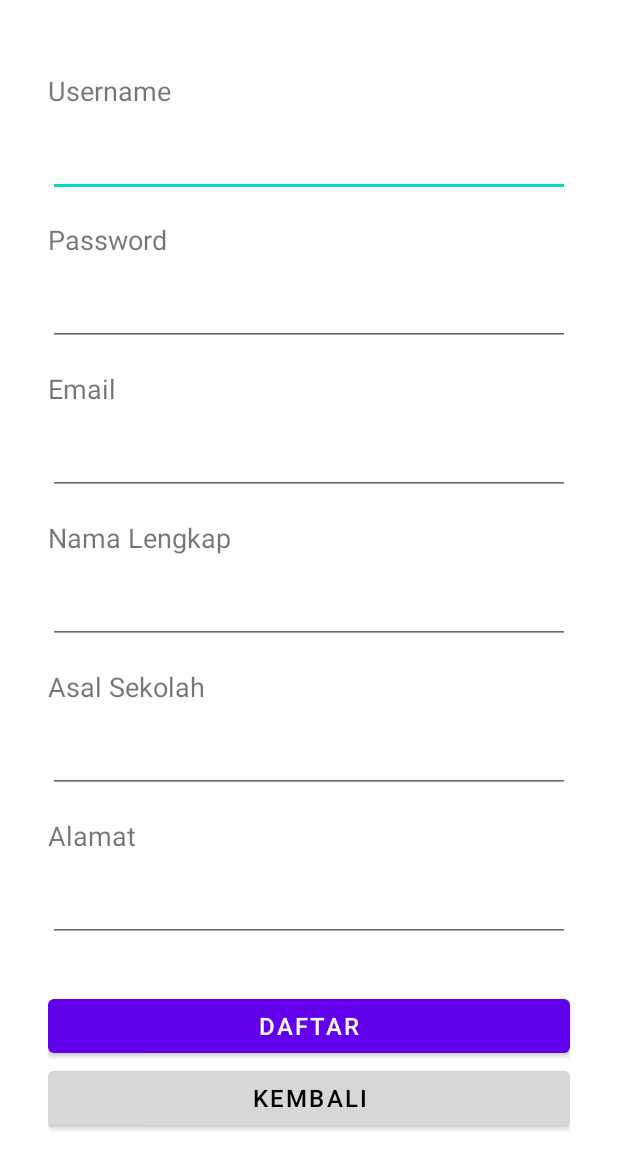
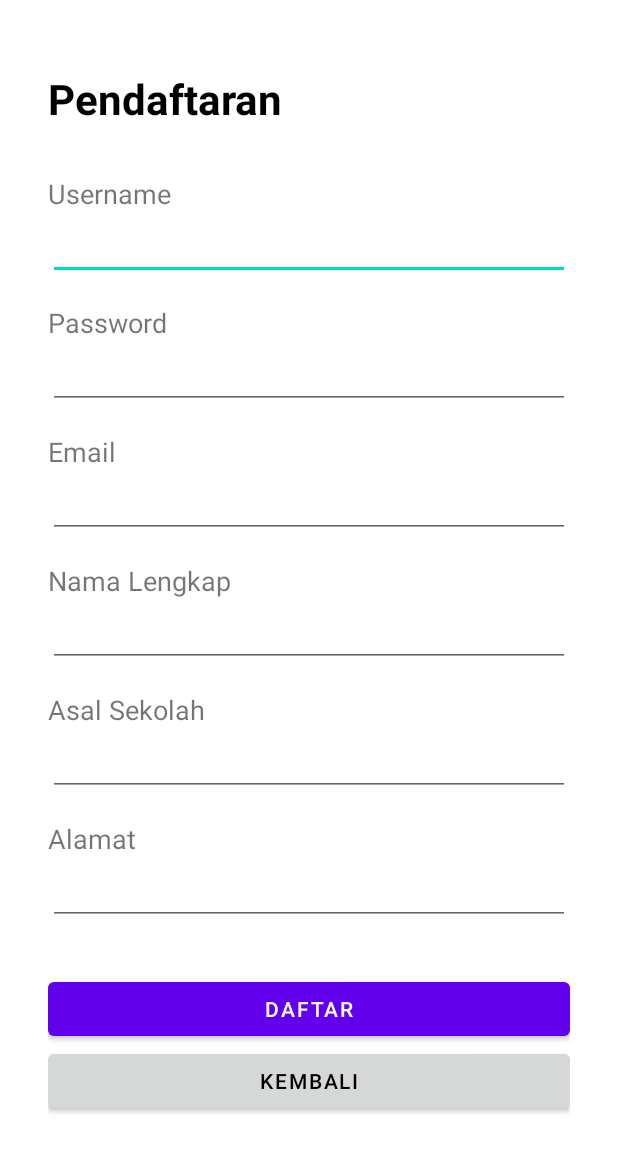
Before and after one commit to sglkc/catatanku, an Android app: the RegisterActivity screen opened directly, with no data from a screen before it, on a phone screen of 412 x 824 dp. Shown: the top 1169 px of the screen. Run offline under Robolectric (Android 15) with nearby library versions, the phone set to English and light mode, and no system bars; network calls fail.

```diff
--- a/app/src/main/res/layout/activity_register.xml
+++ b/app/src/main/res/layout/activity_register.xml
@@ -14,8 +14,19 @@
         <LinearLayout
             android:layout_width="match_parent"
             android:layout_height="wrap_content"
+            android:layout_gravity="center_vertical"
             android:padding="32sp"
             android:orientation="vertical">
+
+            <TextView
+                android:id="@+id/textView"
+                android:layout_width="match_parent"
+                android:layout_height="wrap_content"
+                android:layout_marginBottom="16sp"
+                android:text="@string/register_form"
+                android:textSize="28sp"
+                android:textStyle="bold"
+                android:textColor="@color/black" />
 
             <TextView
                 android:id="@+id/textView1"
@@ -29,11 +40,10 @@
                 android:id="@+id/usernameInput"
                 android:layout_width="match_parent"
                 android:layout_height="wrap_content"
-                android:layout_marginTop="16sp"
                 android:ems="10"
                 android:inputType="text"
                 android:singleLine="true"
-                android:textSize="16sp" />
+                android:textSize="18sp" />
 
             <TextView
                 android:id="@+id/textView2"
@@ -47,11 +57,10 @@
                 android:id="@+id/passwordInput"
                 android:layout_width="match_parent"
                 android:layout_height="wrap_content"
-                android:layout_marginTop="16sp"
                 android:ems="10"
                 android:inputType="textPassword"
                 android:singleLine="true"
-                android:textSize="16sp" />
+                android:textSize="18sp" />
 
             <TextView
                 android:id="@+id/textView3"
@@ -65,11 +74,10 @@
                 android:id="@+id/emailInput"
                 android:layout_width="match_parent"
                 android:layout_height="wrap_content"
-                android:layout_marginTop="16sp"
                 android:ems="10"
                 android:inputType="textEmailAddress"
                 android:singleLine="true"
-                android:textSize="16sp" />
+                android:textSize="18sp" />
 
             <TextView
                 android:id="@+id/textView4"
@@ -83,11 +91,10 @@
                 android:id="@+id/nameInput"
                 android:layout_width="match_parent"
                 android:layout_height="wrap_content"
-                android:layout_marginTop="16sp"
                 android:ems="10"
                 android:inputType="text"
                 android:singleLine="true"
-                android:textSize="16sp" />
+                android:textSize="18sp" />
 
             <TextView
                 android:id="@+id/textView5"
@@ -101,11 +108,10 @@
                 android:id="@+id/schoolInput"
                 android:layout_width="match_parent"
                 android:layout_height="wrap_content"
-                android:layout_marginTop="16sp"
                 android:ems="10"
                 android:inputType="text"
                 android:singleLine="true"
-                android:textSize="16sp" />
+                android:textSize="18sp" />
 
             <TextView
                 android:id="@+id/textView6"
@@ -119,19 +125,17 @@
                 android:id="@+id/addressInput"
                 android:layout_width="match_parent"
                 android:layout_height="wrap_content"
-                android:layout_marginTop="16sp"
                 android:ems="10"
                 android:inputType="text"
                 android:singleLine="true"
-                android:textSize="16sp" />
+                android:textSize="18sp" />
 
             <Button
                 android:id="@+id/registerButton"
                 android:layout_width="match_parent"
                 android:layout_height="wrap_content"
                 android:layout_marginTop="32sp"
-                android:text="@string/register_button"
-                android:textSize="16sp" />
+                android:text="@string/register_button" />
 
             <Button
                 android:id="@+id/backButton"
@@ -140,8 +144,7 @@
                 android:layout_marginBottom="32sp"
                 android:backgroundTint="?attr/colorButtonNormal"
                 android:text="@string/back_button"
-                android:textColor="?attr/colorPrimaryDark"
-                android:textSize="16sp" />
+                android:textColor="?attr/colorPrimaryDark" />
         </LinearLayout>
     </ScrollView>
 
--- a/app/src/main/res/values/strings.xml
+++ b/app/src/main/res/values/strings.xml
@@ -12,4 +12,6 @@
     <string name="name">Nama Lengkap</string>
     <string name="school">Asal Sekolah</string>
     <string name="address">Alamat</string>
+    <string name="logout">Keluar</string>
+    <string name="register_form">Pendaftaran</string>
 </resources>
--- a/gradle.properties
+++ b/gradle.properties
@@ -14,3 +14,4 @@
 android.nonTransitiveRClass=true
 android.useAndroidX=true
 org.gradle.jvmargs=-Xmx1024M -Dkotlin.daemon.jvm.options\="-Xmx1024M" -Dfile.encoding\=UTF-8
+android.nonFinalResIds=false
```
Also changed, not shown: app/src/main/java/id/my/sglkc/catatanku/Account.java (+40 -18 lines), app/src/main/java/id/my/sglkc/catatanku/LoginActivity.java (+9 -5 lines), app/src/main/java/id/my/sglkc/catatanku/MainActivity.java (+27 -26 lines), app/src/main/java/id/my/sglkc/catatanku/NoteFormActivity.java (+6 -3 lines), app/src/main/java/id/my/sglkc/catatanku/RegisterActivity.java (+6 -18 lines), app/src/main/java/id/my/sglkc/catatanku/SplashScreenActivity.java (+44 -5 lines), app/src/main/res/layout/activity_login.xml (+24 -11 lines), app/src/main/res/layout/activity_note_form.xml (+9 -0 lines), app/src/main/res/layout/activity_splash_screen.xml (+13 -12 lines), app/src/main/res/menu/menu_main.xml (added, +11 -0 lines).
